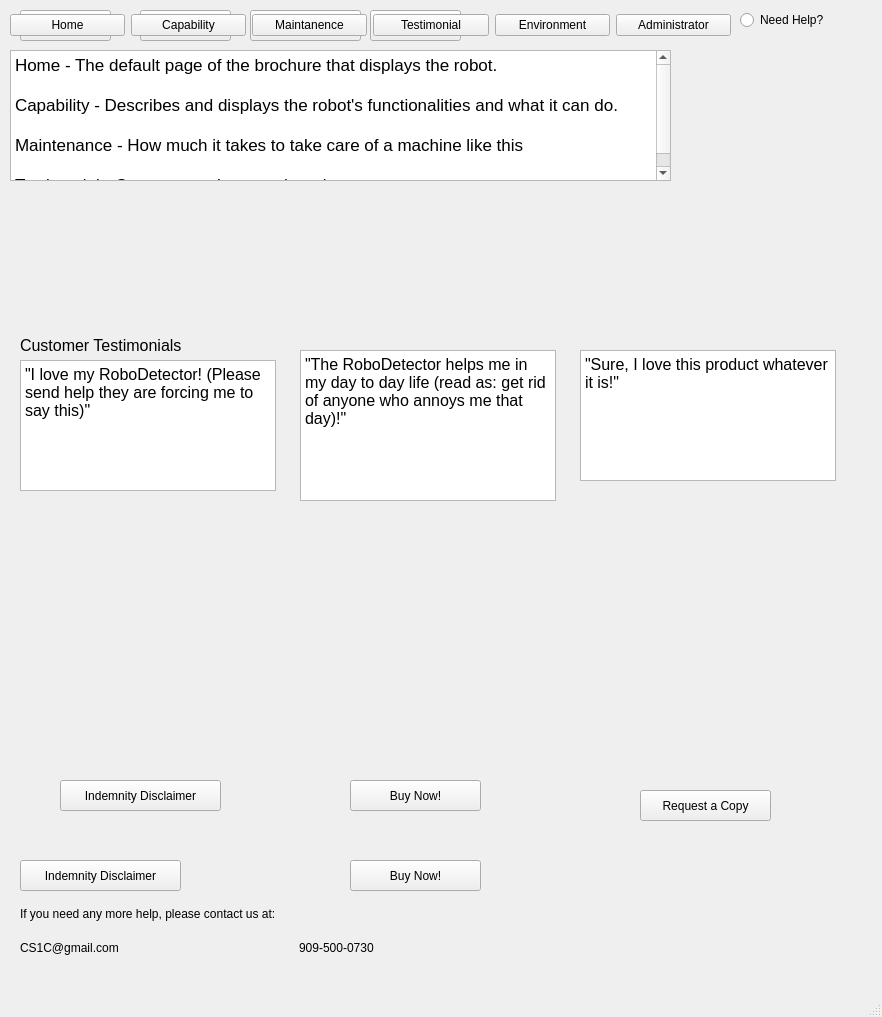
Team-llamas/Project-1, file brochure/home.ui: the form before one commit.
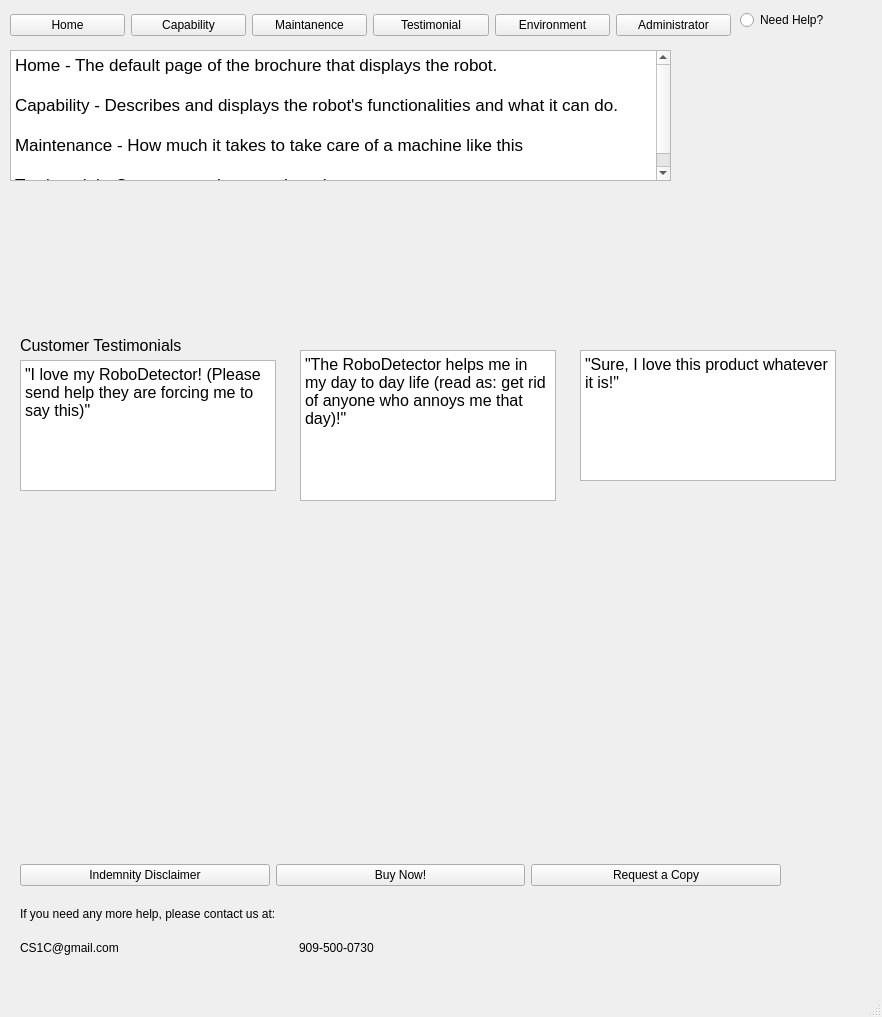
The form after the commit. The open tabs and pages were chosen to show the change. Icons and pictures are not drawn.

What changed in the file:
```diff
--- a/brochure/home.ui
+++ b/brochure/home.ui
@@ -23,70 +23,6 @@
    <property name="styleSheet">
     <string notr="true"/>
    </property>
-   <widget class="QPushButton" name="home">
-    <property name="enabled">
-     <bool>true</bool>
-    </property>
-    <property name="geometry">
-     <rect>
-      <x>20</x>
-      <y>10</y>
-      <width>91</width>
-      <height>31</height>
-     </rect>
-    </property>
-    <property name="inputMethodHints">
-     <set>Qt::ImhNone</set>
-    </property>
-    <property name="text">
-     <string>Home</string>
-    </property>
-   </widget>
-   <widget class="QPushButton" name="capability">
-    <property name="enabled">
-     <bool>true</bool>
-    </property>
-    <property name="geometry">
-     <rect>
-      <x>140</x>
-      <y>10</y>
-      <width>91</width>
-      <height>31</height>
-     </rect>
-    </property>
-    <property name="text">
-     <string>Capability</string>
-    </property>
-   </widget>
-   <widget class="QPushButton" name="maint">
-    <property name="geometry">
-     <rect>
-      <x>250</x>
-      <y>10</y>
-      <width>111</width>
-      <height>31</height>
-     </rect>
-    </property>
-    <property name="text">
-     <string>Maintenance</string>
-    </property>
-   </widget>
-   <widget class="QPushButton" name="testimonial">
-    <property name="enabled">
-     <bool>true</bool>
-    </property>
-    <property name="geometry">
-     <rect>
-      <x>370</x>
-      <y>10</y>
-      <width>91</width>
-      <height>31</height>
-     </rect>
-    </property>
-    <property name="text">
-     <string>Testimonial</string>
-    </property>
-   </widget>
    <widget class="QRadioButton" name="HelpButton">
     <property name="geometry">
      <rect>
@@ -106,7 +42,7 @@
       <x>20</x>
       <y>330</y>
       <width>841</width>
-      <height>601</height>
+      <height>531</height>
      </rect>
     </property>
     <property name="currentIndex">
@@ -240,48 +176,6 @@
        <bool>true</bool>
       </property>
      </widget>
-     <widget class="QPushButton" name="indemnity">
-      <property name="geometry">
-       <rect>
-        <x>40</x>
-        <y>450</y>
-        <width>161</width>
-        <height>31</height>
-       </rect>
-      </property>
-      <property name="text">
-       <string>Indemnity Disclaimer</string>
-      </property>
-     </widget>
-     <widget class="QPushButton" name="buyNow">
-      <property name="geometry">
-       <rect>
-        <x>330</x>
-        <y>450</y>
-        <width>131</width>
-        <height>31</height>
-       </rect>
-      </property>
-      <property name="text">
-       <string>Buy Now!</string>
-      </property>
-     </widget>
-     <widget class="QPushButton" name="PamphletCopy">
-      <property name="geometry">
-       <rect>
-        <x>620</x>
-        <y>460</y>
-        <width>131</width>
-        <height>31</height>
-       </rect>
-      </property>
-      <property name="text">
-       <string>Request a Copy</string>
-      </property>
-      <property name="checkable">
-       <bool>true</bool>
-      </property>
-     </widget>
     </widget>
     <widget class="QWidget" name="capabilityPage">
      <widget class="QTextBrowser" name="textBrowser_5">
@@ -1291,33 +1185,7 @@
 &lt;p style=&quot; margin-top:0px; margin-bottom:0px; margin-left:0px; margin-right:0px; -qt-block-indent:0; text-indent:0px;&quot;&gt;Testimonial - Customer reviews on the robot&lt;/p&gt;&lt;/body&gt;&lt;/html&gt;</string>
     </property>
    </widget>
-   <widget class="QPushButton" name="indemnity">
-    <property name="geometry">
-     <rect>
-      <x>20</x>
-      <y>860</y>
-      <width>161</width>
-      <height>31</height>
-     </rect>
-    </property>
-    <property name="text">
-     <string>Indemnity Disclaimer</string>
-    </property>
-   </widget>
-   <widget class="QPushButton" name="buyNow">
-    <property name="geometry">
-     <rect>
-      <x>350</x>
-      <y>860</y>
-      <width>131</width>
-      <height>31</height>
-     </rect>
-    </property>
-    <property name="text">
-     <string>Buy Now!</string>
-    </property>
-   </widget>
-   <widget class="QWidget" name="">
+   <widget class="QWidget" name="layoutWidget">
     <property name="geometry">
      <rect>
       <x>20</x>
@@ -1354,7 +1222,7 @@
      </item>
     </layout>
    </widget>
-   <widget class="QWidget" name="">
+   <widget class="QWidget" name="layoutWidget">
     <property name="geometry">
      <rect>
       <x>10</x>
@@ -1420,6 +1288,42 @@
      </item>
     </layout>
    </widget>
+   <widget class="QWidget" name="">
+    <property name="geometry">
+     <rect>
+      <x>20</x>
+      <y>860</y>
+      <width>761</width>
+      <height>31</height>
+     </rect>
+    </property>
+    <layout class="QHBoxLayout" name="bottomButtonLayout">
+     <item>
+      <widget class="QPushButton" name="indemnity">
+       <property name="text">
+        <string>Indemnity Disclaimer</string>
+       </property>
+      </widget>
+     </item>
+     <item>
+      <widget class="QPushButton" name="buyNow">
+       <property name="text">
+        <string>Buy Now!</string>
+       </property>
+      </widget>
+     </item>
+     <item>
+      <widget class="QPushButton" name="PamphletCopy">
+       <property name="text">
+        <string>Request a Copy</string>
+       </property>
+       <property name="checkable">
+        <bool>true</bool>
+       </property>
+      </widget>
+     </item>
+    </layout>
+   </widget>
   </widget>
   <widget class="QMenuBar" name="menubar">
    <property name="enabled">
```
Left out of the diff: 56 changed lines with no effect on the pictures.
